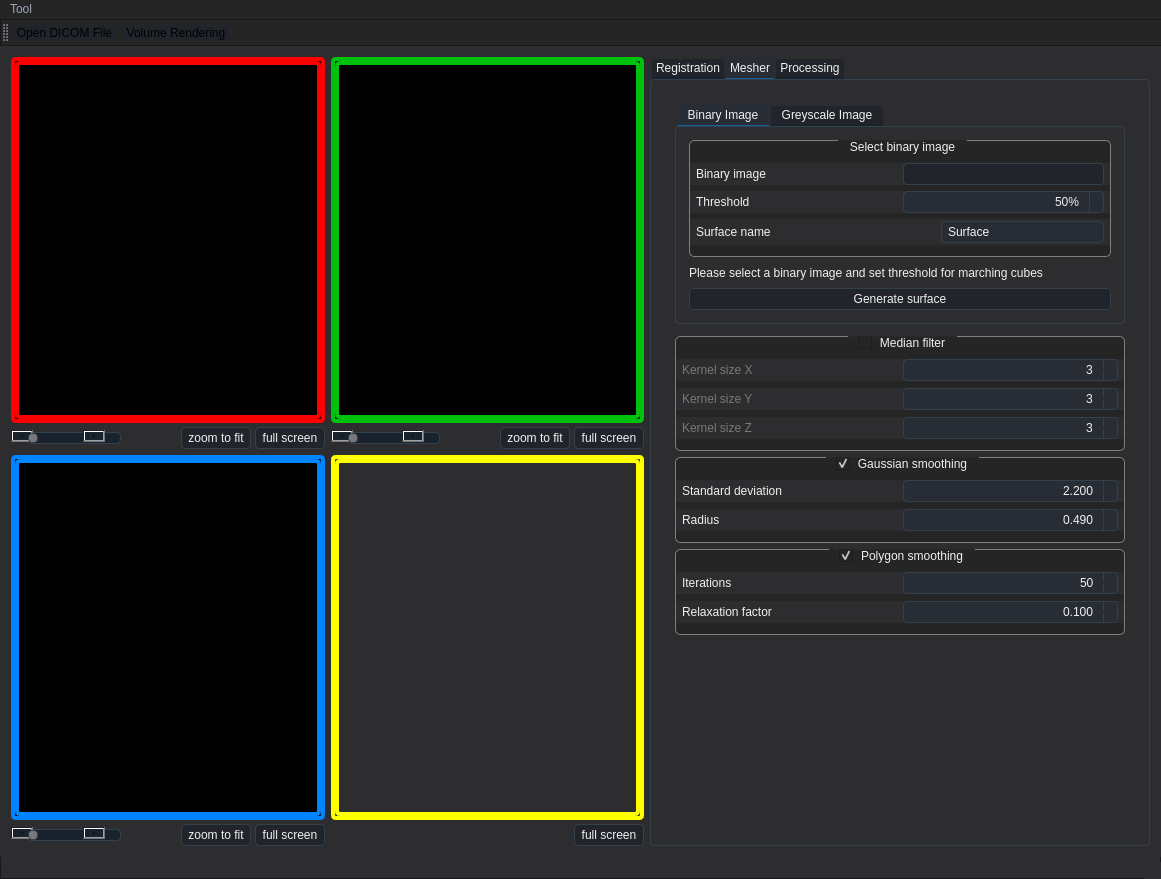
This is frontend_pc/src/app/mainwindow.ui in zhangzwwww/medlab as Qt 5 draws it before an edit. The edited form follows.
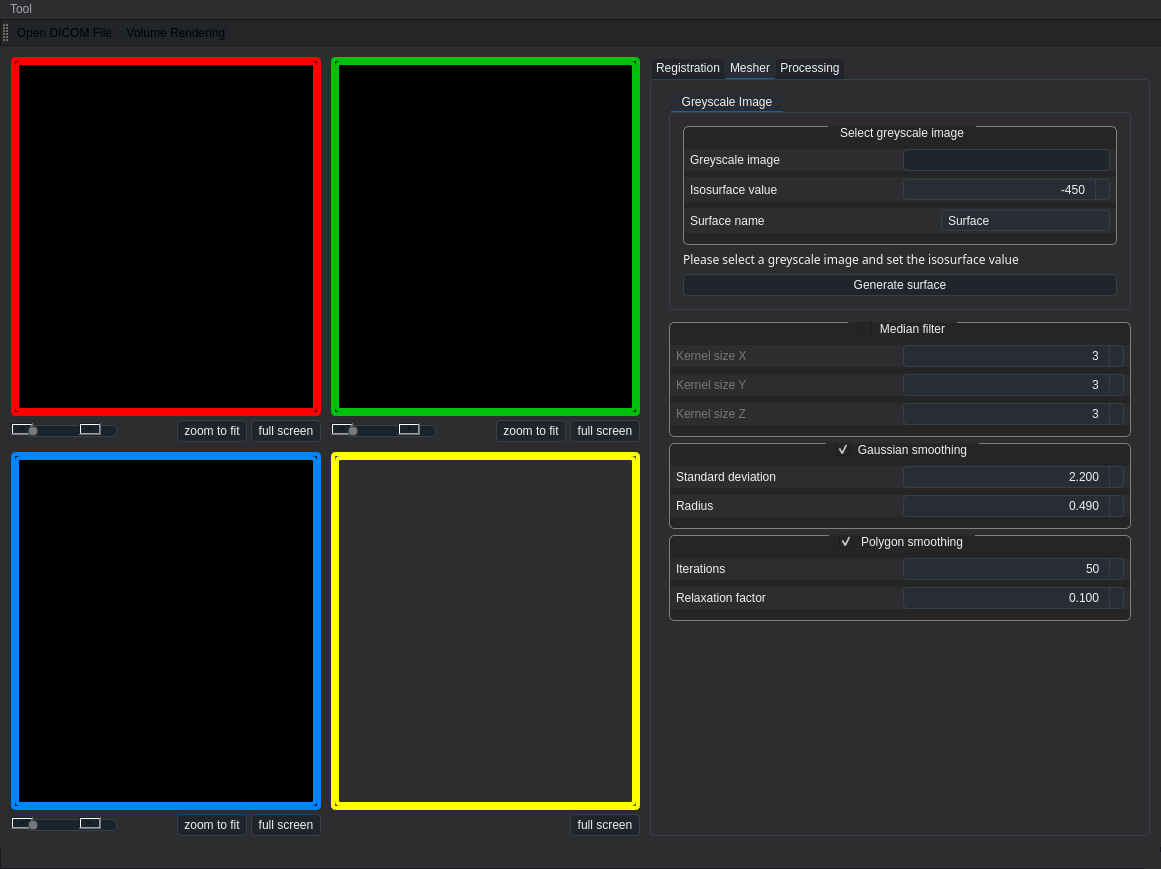
This is the edited form. The open tabs and pages were chosen to show the change. Icons and pictures are not drawn. Custom widgets are drawn as their Qt base class.

```diff
--- a/frontend_pc/src/app/mainwindow.ui
+++ b/frontend_pc/src/app/mainwindow.ui
@@ -7,22 +7,17 @@
     <x>0</x>
     <y>0</y>
     <width>1161</width>
-    <height>879</height>
+    <height>869</height>
    </rect>
   </property>
   <property name="windowTitle">
    <string>MainWindow</string>
   </property>
   <property name="styleSheet">
-   <string notr="true">
+   <string notr="true">/* 全局字体 */
 *{font-family: Helvetica, 'Hiragino Sans GB', 'Microsoft Yahei', '微软雅黑', Arial, sans-serif;
 }
 
-QWidget
-{
-background-color: rgb(45, 45, 48);
-}
-
 
 /* 工具栏 */
 #mainToolBar
@@ -50,6 +45,12 @@
     color: #9DA5B4;
 }
 
+
+QWidget
+{
+background-color: rgb(45, 45, 48);
+}
+
 QGroupBox {
 	border-width: 1px; 
 	border-style: solid; 
@@ -824,6 +825,9 @@
     </sizepolicy>
    </property>
    <layout class="QGridLayout" name="gridLayout">
+    <property name="spacing">
+     <number>10</number>
+    </property>
     <item row="0" column="0">
      <widget class="QWidget" name="view1Widget" native="true">
       <property name="sizePolicy">
@@ -1166,7 +1170,7 @@
        <enum>QTabWidget::Rounded</enum>
       </property>
       <property name="currentIndex">
-       <number>1</number>
+       <number>0</number>
       </property>
       <property name="iconSize">
        <size>
@@ -1223,7 +1227,7 @@
                <rect>
                 <x>0</x>
                 <y>0</y>
-                <width>507</width>
+                <width>456</width>
                 <height>898</height>
                </rect>
               </property>
@@ -1991,6 +1995,9 @@
         <item>
          <widget class="QWidget" name="widget_7" native="true">
           <layout class="QVBoxLayout" name="verticalLayout_28">
+           <property name="spacing">
+            <number>0</number>
+           </property>
            <property name="leftMargin">
             <number>0</number>
            </property>
@@ -2013,11 +2020,23 @@
                <rect>
                 <x>0</x>
                 <y>0</y>
-                <width>528</width>
-                <height>701</height>
+                <width>472</width>
+                <height>695</height>
                </rect>
               </property>
-              <layout class="QVBoxLayout" name="verticalLayout_20">
+              <layout class="QVBoxLayout" name="verticalLayout_3">
+               <property name="leftMargin">
+                <number>5</number>
+               </property>
+               <property name="topMargin">
+                <number>0</number>
+               </property>
+               <property name="rightMargin">
+                <number>5</number>
+               </property>
+               <property name="bottomMargin">
+                <number>0</number>
+               </property>
                <item>
                 <widget class="QTabWidget" name="tabWidget_2">
                  <property name="sizePolicy">
@@ -2050,172 +2069,7 @@
                  <property name="tabBarAutoHide">
                   <bool>false</bool>
                  </property>
-                 <widget class="QWidget" name="binaryImageTab">
-                  <attribute name="title">
-                   <string>  Binary Image  </string>
-                  </attribute>
-                  <layout class="QVBoxLayout" name="verticalLayout_3">
-                   <item>
-                    <widget class="QGroupBox" name="SelectImageBox">
-                     <property name="title">
-                      <string>Select binary image</string>
-                     </property>
-                     <layout class="QVBoxLayout" name="verticalLayout_21">
-                      <property name="leftMargin">
-                       <number>0</number>
-                      </property>
-                      <property name="topMargin">
-                       <number>22</number>
-                      </property>
-                      <property name="rightMargin">
-                       <number>0</number>
-                      </property>
-                      <item>
-                       <widget class="QWidget" name="widget_18" native="true">
-                        <layout class="QHBoxLayout" name="horizontalLayout_22">
-                         <property name="leftMargin">
-                          <number>6</number>
-                         </property>
-                         <property name="topMargin">
-                          <number>0</number>
-                         </property>
-                         <property name="rightMargin">
-                          <number>6</number>
-                         </property>
-                         <property name="bottomMargin">
-                          <number>0</number>
-                         </property>
-                         <item>
-                          <widget class="QLabel" name="label">
-                           <property name="text">
-                            <string>Binary image</string>
-                           </property>
-                          </widget>
-                         </item>
-                         <item>
-                          <widget class="QComboBox" name="maskImageSelector"/>
-                         </item>
-                        </layout>
-                       </widget>
-                      </item>
-                      <item>
-                       <widget class="QWidget" name="iterationWidget_7" native="true">
-                        <property name="toolTip">
-                         <string>&lt;html&gt;&lt;head/&gt;&lt;body&gt;&lt;p&gt;In percent of the maximum intensity. All intensity values &amp;gt;= threshold will be included in the generated mesh. Remember that this is applied after the gaussian / median filtering. A good base value to start from is label intensity / 2.&lt;/p&gt;&lt;/body&gt;&lt;/html&gt;</string>
-                        </property>
-                        <layout class="QHBoxLayout" name="horizontalLayout_23" stretch="1,1">
-                         <property name="leftMargin">
-                          <number>6</number>
-                         </property>
-                         <property name="topMargin">
-                          <number>0</number>
-                         </property>
-                         <property name="rightMargin">
-                          <number>6</number>
-                         </property>
-                         <property name="bottomMargin">
-                          <number>0</number>
-                         </property>
-                         <item>
-                          <widget class="QLabel" name="label_15">
-                           <property name="text">
-                            <string>Threshold</string>
-                           </property>
-                          </widget>
-                         </item>
-                         <item>
-                          <widget class="QDoubleSpinBox" name="thresholdSpinBox">
-                           <property name="alignment">
-                            <set>Qt::AlignRight|Qt::AlignTrailing|Qt::AlignVCenter</set>
-                           </property>
-                           <property name="suffix">
-                            <string>%</string>
-                           </property>
-                           <property name="decimals">
-                            <number>0</number>
-                           </property>
-                           <property name="maximum">
-                            <double>100.000000000000000</double>
-                           </property>
-                           <property name="value">
-                            <double>50.000000000000000</double>
-                           </property>
-                          </widget>
-                         </item>
-                        </layout>
-                       </widget>
-                      </item>
-                      <item>
-                       <widget class="QWidget" name="widget_19" native="true">
-                        <layout class="QHBoxLayout" name="horizontalLayout_24">
-                         <property name="leftMargin">
-                          <number>6</number>
-                         </property>
-                         <property name="topMargin">
-                          <number>2</number>
-                         </property>
-                         <property name="rightMargin">
-                          <number>6</number>
-                         </property>
-                         <property name="bottomMargin">
-                          <number>2</number>
-                         </property>
-                         <item>
-                          <widget class="QLabel" name="label_2">
-                           <property name="text">
-                            <string>Surface name</string>
-                           </property>
-                          </widget>
-                         </item>
-                         <item>
-                          <spacer name="horizontalSpacer">
-                           <property name="orientation">
-                            <enum>Qt::Horizontal</enum>
-                           </property>
-                           <property name="sizeHint" stdset="0">
-                            <size>
-                             <width>40</width>
-                             <height>20</height>
-                            </size>
-                           </property>
-                          </spacer>
-                         </item>
-                         <item>
-                          <widget class="QLineEdit" name="surfaceNamelineEdit">
-                           <property name="text">
-                            <string>Surface</string>
-                           </property>
-                           <property name="maxLength">
-                            <number>100</number>
-                           </property>
-                           <property name="alignment">
-                            <set>Qt::AlignLeading|Qt::AlignLeft|Qt::AlignVCenter</set>
-                           </property>
-                          </widget>
-                         </item>
-                        </layout>
-                       </widget>
-                      </item>
-                     </layout>
-                    </widget>
-                   </item>
-                   <item>
-                    <widget class="QLabel" name="label_3">
-                     <property name="text">
-                      <string>Please select a binary image and set threshold for marching cubes</string>
-                     </property>
-                    </widget>
-                   </item>
-                   <item>
-                    <widget class="QPushButton" name="binaryGenerateSurfaceButton">
-                     <property name="text">
-                      <string>Generate surface</string>
-                     </property>
-                    </widget>
-                   </item>
-                  </layout>
-                 </widget>
-                 <widget class="QWidget" name="tab_2">
+                 <widget class="QWidget" name="greyscaleImageTab">
                   <attribute name="title">
                    <string>  Greyscale Image  </string>
                   </attribute>
@@ -2858,7 +2712,7 @@
 background-color: rgb(45, 45, 48);</string>
              </property>
              <property name="currentIndex">
-              <number>2</number>
+              <number>1</number>
              </property>
              <widget class="QWidget" name="page">
               <property name="geometry">
@@ -2913,8 +2767,8 @@
                <rect>
                 <x>0</x>
                 <y>0</y>
-                <width>176</width>
-                <height>50</height>
+                <width>448</width>
+                <height>70</height>
                </rect>
               </property>
               <attribute name="label">
```
